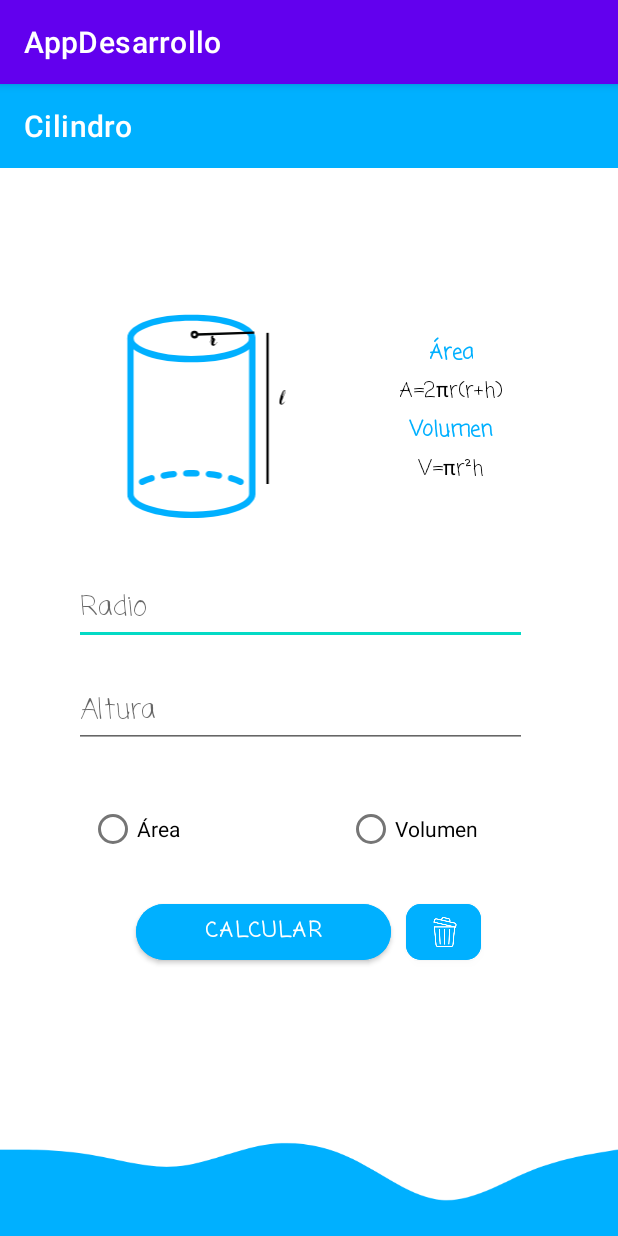
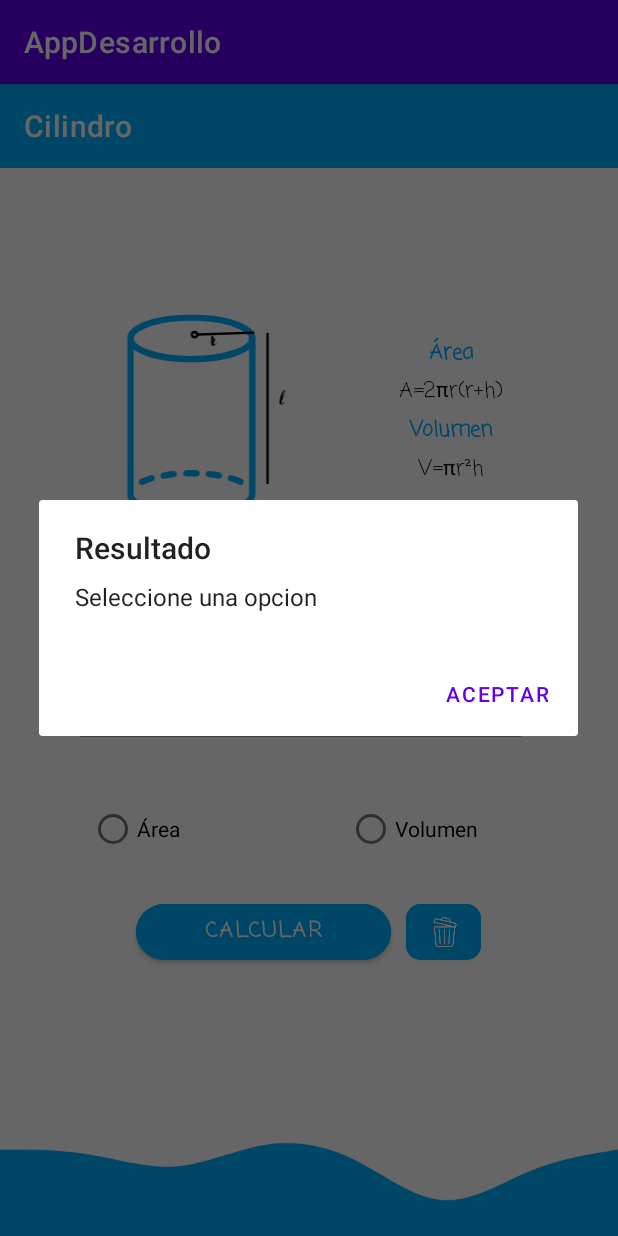
Before and after one commit to MarielLC/FinalDesarrolloApp, an Android app: the Activity_cilindro screen opened directly, with no data from a screen before it, after a tap on "CALCULAR", on a phone screen of 412 x 824 dp. Run offline under Robolectric (Android 15) with nearby library versions, the light colour scheme and no system bars.

Commit message:
logica cilindro, cubo, triangular

```diff
--- a/app/src/main/java/xyz/android/appdesarrollo/Activity_cilindro.java
+++ b/app/src/main/java/xyz/android/appdesarrollo/Activity_cilindro.java
@@ -1,14 +1,108 @@
 package xyz.android.appdesarrollo;
 
+import androidx.annotation.NonNull;
+import androidx.appcompat.app.AlertDialog;
 import androidx.appcompat.app.AppCompatActivity;
 
+import android.content.Context;
+import android.content.DialogInterface;
 import android.os.Bundle;
+import android.view.MenuItem;
+import android.view.View;
+import android.widget.Button;
+import android.widget.CheckBox;
+import android.widget.EditText;
+import android.widget.RadioButton;
+import android.widget.Toast;
 
 public class Activity_cilindro extends AppCompatActivity {
 
+    EditText txt_radio_cilindro, txt_altura_cilindro;
+    RadioButton rb_area_cilindro;
+    RadioButton rb_volumen_cilindro;
+    Button btn_cilindro_calcular;
+    Button btn_cilindro_limpiar;
     @Override
     protected void onCreate(Bundle savedInstanceState) {
         super.onCreate(savedInstanceState);
         setContentView(R.layout.activity_cilindro);
+
+        txt_radio_cilindro=findViewById(R.id.txt_cilindro_radio);
+        txt_altura_cilindro=findViewById(R.id.txt_cilindro_altura);
+        rb_area_cilindro=findViewById(R.id.rdio_area_cilindro);
+        rb_volumen_cilindro=findViewById(R.id.rdio_volumen_cilindro);
+        btn_cilindro_calcular=findViewById(R.id.btn_cilindro_calcular);
+        btn_cilindro_limpiar=findViewById(R.id.btn_cilindro_limpiar);
+
+        btn_cilindro_calcular.setOnClickListener(new View.OnClickListener() {
+            @Override
+            public void onClick(View v) {
+                String result= calcular();
+                showResultDialog(Activity_cilindro.this, result);
+
+            }
+        });
     }
+
+    @Override
+    public boolean onOptionsItemSelected(@NonNull MenuItem item) {
+        if( item.getItemId()==android.R.id.home){
+            finish();
+        }
+        return super.onOptionsItemSelected(item);
+    }
+    private void showResultDialog(Context context, String result) {
+        AlertDialog.Builder builder = new AlertDialog.Builder(context);
+        builder.setTitle("Resultado");
+        builder.setMessage(result);
+        builder.setPositiveButton("Aceptar", new DialogInterface.OnClickListener() {
+            @Override
+            public void onClick(DialogInterface dialog, int which) {
+            }
+        });
+        builder.setCancelable(false);
+        builder.show();
+    }
+    public String calcular(){
+        //covertimos los valores a Double
+        Double radio_cilindro_double, altura_cilindro_double;
+        //creamos variable resultado a tipo cadena
+        String resultado ="";
+        if(txt_radio_cilindro.getText().toString().isEmpty() || txt_altura_cilindro.getText().toString().isEmpty()){
+            Toast.makeText(this, "No puede estar vacio los valores", Toast.LENGTH_SHORT).show();
+            radio_cilindro_double=0.0;
+            altura_cilindro_double=0.0;
+        }else{
+            radio_cilindro_double=Double.parseDouble(txt_radio_cilindro.getText().toString());
+            altura_cilindro_double=Double.parseDouble(txt_altura_cilindro.getText().toString());
+        }
+
+        if(rb_volumen_cilindro.isSelected()==false && rb_area_cilindro.isSelected()==false){
+            return resultado="Seleccione una opcion";
+        }
+
+        //operamos con radioButton
+        if(rb_area_cilindro.isSelected()==true){
+            resultado = "El área de la superficie es: "+ CalcularArea(radio_cilindro_double,altura_cilindro_double);
+        }if(rb_volumen_cilindro.isSelected()==true){
+            resultado = resultado+"\nEl Volumen es: "+CalcularVolumen(radio_cilindro_double,altura_cilindro_double);
+        }
+        return resultado;
+    }
+
+    public String CalcularArea(Double radioC, Double alturaC){
+        return String.valueOf(2*Math.PI*radioC*(radioC+alturaC));
+    }
+
+    public String CalcularVolumen(Double radioC, Double alturaC){
+        return String.valueOf(Math.PI*Math.pow(radioC,2)*alturaC);
+    }
+
+    public void Limpiar(View view){
+        txt_radio_cilindro.setText("");
+        txt_altura_cilindro.setText("");
+        rb_area_cilindro.setSelected(false);
+        rb_volumen_cilindro.setSelected(false);
+    }
+
 }
--- a/app/src/main/res/layout/activity_triangular.xml
+++ b/app/src/main/res/layout/activity_triangular.xml
@@ -21,7 +21,7 @@
     <LinearLayout
         android:id="@+id/linearLayout"
         android:layout_width="373dp"
-        android:layout_height="478dp"
+        android:layout_height="0dp"
         android:orientation="vertical"
         app:layout_constraintBottom_toTopOf="@+id/view4"
         app:layout_constraintEnd_toEndOf="parent"
@@ -128,6 +128,7 @@
                         android:fontFamily="casual"
                         android:hint="@string/lado_a"
                         android:inputType="numberDecimal" />
+
                     <EditText
                         android:id="@+id/txt_prisma_rectangular_lado_b"
                         android:layout_width="match_parent"
```
Also changed, not shown: app/src/main/java/xyz/android/appdesarrollo/Activity_cubo.java (+89 -0 lines), app/src/main/java/xyz/android/appdesarrollo/Activity_triangular.java (+103 -0 lines).
